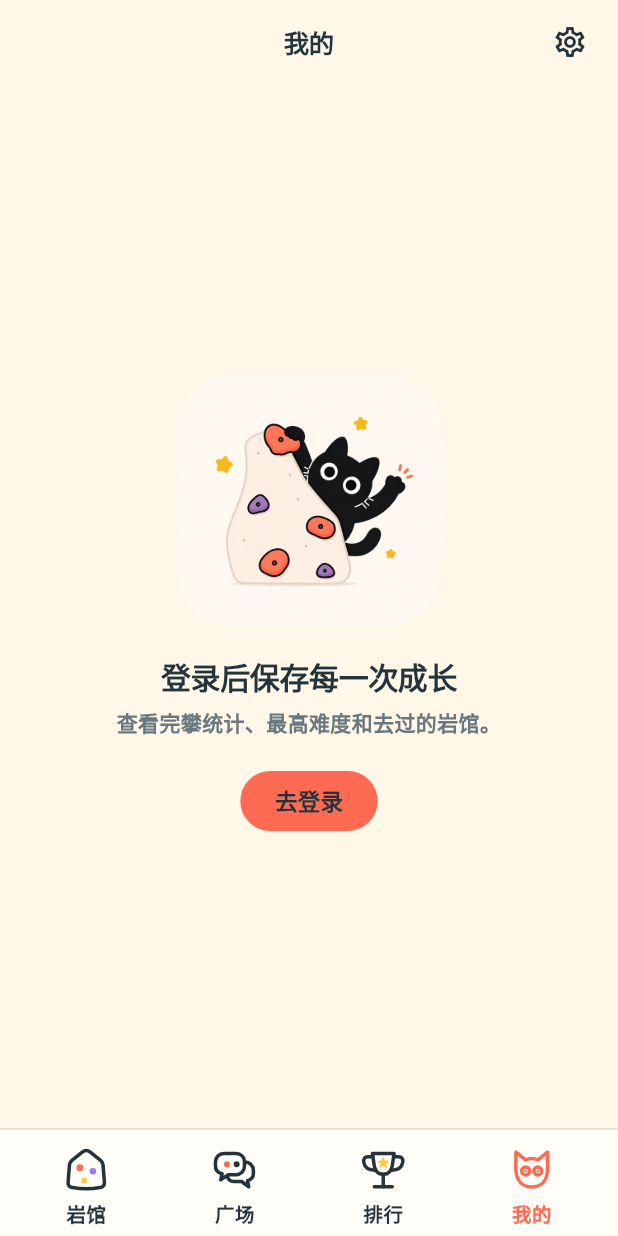
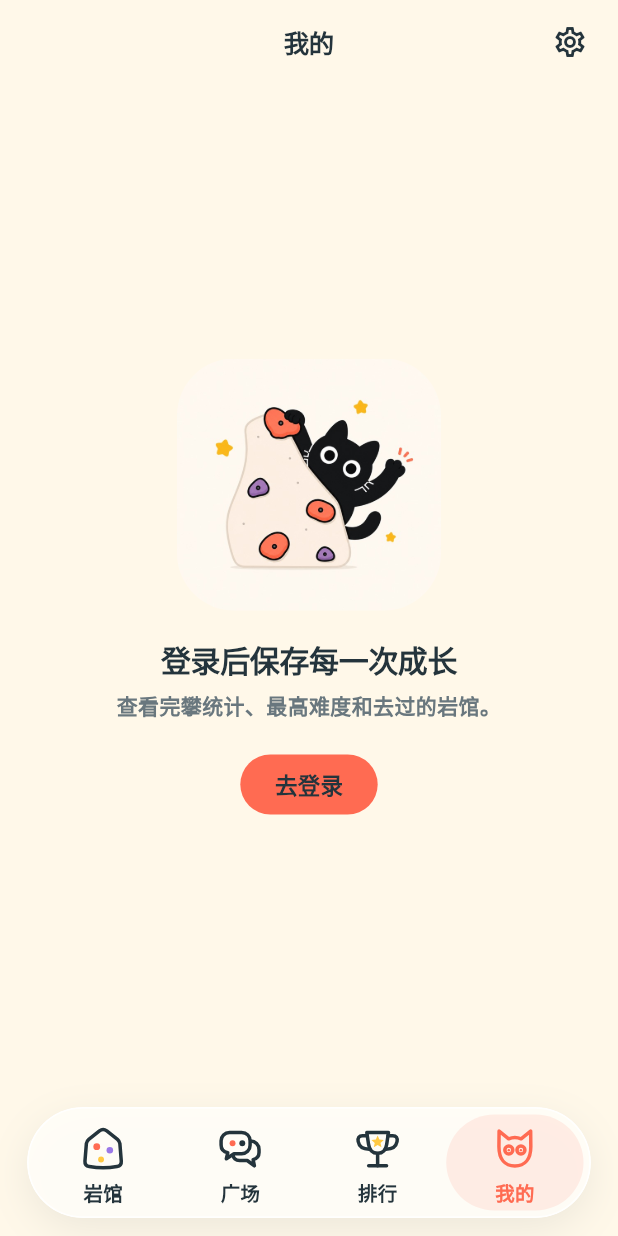
Before and after one commit to song-ouyang/panyan, a Flutter app: the ProfileScreen screen opened by its route, on a phone screen of 412 x 824 dp. Run offline on Flutter 3.47's test engine with Material 3 defaults, Android fonts, the phone set to English and light mode, and no system bars; our stand-ins replace audioplayers, dio, flutter_secure_storage, geocoding, geolocator, go_router and 7 more; missing offline and left inert: mobile_scanner, v_video_compressor; accounts and stored records are empty; network calls fail.

Commit message:
feat: add performant floating bottom navigation

```diff
--- a/flutter_app/lib/features/profile/profile_screen.dart
+++ b/flutter_app/lib/features/profile/profile_screen.dart
@@ -139,8 +139,12 @@ class _ProfileScreenState extends State<ProfileScreen> {
       );
     }
     if (_error != null) {
-      return Center(
+      return SafeArea(
         key: const ValueKey('error'),
+        top: false,
+        child: Center(
+          child: SingleChildScrollView(
+            padding: const EdgeInsets.all(24),
             child: Column(
               mainAxisSize: MainAxisSize.min,
               children: [
@@ -154,12 +158,18 @@ class _ProfileScreenState extends State<ProfileScreen> {
                 TextButton(onPressed: _load, child: const Text('重新加载')),
               ],
             ),
+          ),
+        ),
       );
     }
     final profile = _profile;
     if (profile == null) {
-      return Center(
+      return SafeArea(
         key: const ValueKey('profile-empty-fallback'),
+        top: false,
+        child: Center(
+          child: SingleChildScrollView(
+            padding: const EdgeInsets.all(24),
             child: Column(
               mainAxisSize: MainAxisSize.min,
               children: [
@@ -176,13 +186,20 @@ class _ProfileScreenState extends State<ProfileScreen> {
                 TextButton(onPressed: _load, child: const Text('重新加载')),
               ],
             ),
+          ),
+        ),
       );
     }
     return RefreshIndicator(
       key: ValueKey(profile.user.id),
       onRefresh: _load,
       child: ListView(
-        padding: const EdgeInsets.fromLTRB(20, 10, 20, 24),
+        padding: EdgeInsets.fromLTRB(
+          20,
+          10,
+          20,
+          24 + MediaQuery.paddingOf(context).bottom,
+        ),
         children: [
           _ProfileHeader(profile: profile, onEdit: _openProfileEditor),
           const SizedBox(height: 12),
@@ -715,8 +732,10 @@ class _SignedOut extends StatelessWidget {
   const _SignedOut({super.key});
   @override
   Widget build(BuildContext context) {
-    return Center(
-      child: Padding(
+    return SafeArea(
+      top: false,
+      child: Center(
+        child: SingleChildScrollView(
           padding: const EdgeInsets.all(32),
           child: Column(
             mainAxisSize: MainAxisSize.min,
@@ -747,6 +766,7 @@ class _SignedOut extends StatelessWidget {
             ],
           ),
         ),
+      ),
     );
   }
 }
--- a/flutter_app/lib/features/shell/wanpan_shell.dart
+++ b/flutter_app/lib/features/shell/wanpan_shell.dart
@@ -21,10 +21,13 @@ class WanpanShell extends StatelessWidget {
 
   @override
   Widget build(BuildContext context) => Scaffold(
+    extendBody: true,
     body: navigationShell,
-    bottomNavigationBar: WanpanBottomNavigation(
-      currentIndex: navigationShell.currentIndex,
-      onSelected: _select,
-    ),
+    bottomNavigationBar: MediaQuery.viewInsetsOf(context).bottom > 0
+        ? null
+        : WanpanBottomNavigation(
+            currentIndex: navigationShell.currentIndex,
+            onSelected: _select,
+          ),
   );
 }
--- a/flutter_app/lib/shared/widgets/wanpan_bottom_navigation.dart
+++ b/flutter_app/lib/shared/widgets/wanpan_bottom_navigation.dart
@@ -18,6 +18,8 @@ class WanpanBottomNavigation extends StatelessWidget {
   final int currentIndex;
   final ValueChanged<int> onSelected;
 
+  static const _selectionDuration = Duration(milliseconds: 180);
+  static const _radius = BorderRadius.all(Radius.circular(48));
   static const _items = [
     (kind: WanpanTabIconKind.gym, label: '岩馆'),
     (kind: WanpanTabIconKind.feed, label: '广场'),
@@ -28,21 +30,90 @@ class WanpanBottomNavigation extends StatelessWidget {
   @override
   Widget build(BuildContext context) {
     assert(currentIndex >= 0 && currentIndex < _items.length);
-    return DecoratedBox(
+    final highContrast = MediaQuery.highContrastOf(context);
+    final direction = Directionality.of(context) == TextDirection.rtl ? -1 : 1;
+    return SafeArea(
+      top: false,
+      minimum: const EdgeInsets.fromLTRB(18, 0, 18, 12),
+      child: Padding(
+        padding: const EdgeInsets.only(top: 8),
+        // Scrolling content must not invalidate the floating surface's paint.
+        child: RepaintBoundary(
+          child: DecoratedBox(
             decoration: const BoxDecoration(
-        color: WanpanColors.surface,
-        border: Border(top: BorderSide(color: WanpanColors.border)),
+              borderRadius: _radius,
+              boxShadow: [
+                BoxShadow(
+                  color: Color(0x1824343C),
+                  offset: Offset(0, 8),
+                  blurRadius: 24,
+                  spreadRadius: -2,
                 ),
-      child: SafeArea(
-        top: false,
+              ],
+            ),
+            child: ClipRRect(
+              key: const ValueKey('wanpan-bottom-navigation-surface'),
+              borderRadius: _radius,
+              child: DecoratedBox(
+                decoration: BoxDecoration(
+                  // A dense translucent tint keeps text legible without a
+                  // backdrop blur pass every time the page scrolls beneath it.
+                  color: WanpanColors.surface.withValues(
+                    alpha: highContrast ? 1 : .96,
+                  ),
+                  borderRadius: _radius,
+                  border: Border.all(
+                    color: highContrast
+                        ? WanpanColors.muted
+                        : Colors.white.withValues(alpha: .9),
+                    width: 1.2,
+                  ),
+                ),
                 child: SizedBox(
                   height: math.max(
-            72,
+                    74,
                     53 + MediaQuery.textScalerOf(context).scale(13) * 1.2,
                   ),
                   child: Padding(
-            padding: const EdgeInsets.fromLTRB(8, 5, 8, 3),
-            child: Row(
+                    padding: const EdgeInsets.all(5),
+                    child: Stack(
+                      fit: StackFit.expand,
+                      children: [
+                        RepaintBoundary(
+                          child: Align(
+                            alignment: AlignmentDirectional.centerStart,
+                            child: FractionallySizedBox(
+                              widthFactor: 1 / _items.length,
+                              heightFactor: 1,
+                              // Translation changes paint only; the four tab
+                              // cells and labels keep their layout throughout.
+                              child: AnimatedSlide(
+                                offset: Offset(
+                                  direction * currentIndex.toDouble(),
+                                  0,
+                                ),
+                                duration: WanpanMotion.duration(
+                                  context,
+                                  _selectionDuration,
+                                ),
+                                curve: WanpanMotion.curve(context),
+                                child: DecoratedBox(
+                                  key: const ValueKey(
+                                    'wanpan-bottom-navigation-selection',
+                                  ),
+                                  decoration: BoxDecoration(
+                                    color: WanpanColors.coral.withValues(
+                                      alpha: highContrast ? .18 : .11,
+                                    ),
+                                    borderRadius: _radius,
+                                  ),
+                                ),
+                              ),
+                            ),
+                          ),
+                        ),
+                        Row(
+                          crossAxisAlignment: CrossAxisAlignment.stretch,
                           children: [
                             for (var index = 0; index < _items.length; index++)
                               Expanded(
@@ -55,6 +126,12 @@ class WanpanBottomNavigation extends StatelessWidget {
                                 ),
                               ),
                           ],
+                        ),
+                      ],
+                    ),
+                  ),
+                ),
+              ),
             ),
           ),
         ),
@@ -79,7 +156,7 @@ class _WanpanBottomTab extends StatelessWidget {
 
   @override
   Widget build(BuildContext context) {
-    final duration = WanpanMotion.duration(context, WanpanMotion.selection);
+    final foreground = selected ? WanpanColors.coral : WanpanColors.ink;
     return Semantics(
       container: true,
       button: true,
@@ -87,32 +164,19 @@ class _WanpanBottomTab extends StatelessWidget {
       label: label,
       onTap: onTap,
       child: ExcludeSemantics(
+        child: RepaintBoundary(
           child: WanpanPressable(
             onTap: onTap,
             pressedScale: .965,
             pressedOffset: 1,
             borderRadius: BorderRadius.circular(WanpanRadii.large),
-          child: TweenAnimationBuilder<double>(
-            tween: Tween(end: selected ? 1 : 0),
-            duration: duration,
-            curve: WanpanMotion.curve(context),
-            builder: (context, selection, _) {
-              final foreground = Color.lerp(
-                WanpanColors.ink,
-                WanpanColors.coral,
-                selection,
-              )!;
-              return Column(
+            child: Column(
               mainAxisAlignment: MainAxisAlignment.center,
               children: [
                 SizedBox(
                   height: 38,
                   child: Center(
-                      child: WanpanTabIcon(
-                        kind: kind,
-                        color: foreground,
-                        selection: selection,
-                      ),
+                    child: WanpanTabIcon(kind: kind, color: foreground),
                   ),
                 ),
                 const SizedBox(height: 3),
@@ -121,23 +185,14 @@ class _WanpanBottomTab extends StatelessWidget {
                   maxLines: 1,
                   overflow: TextOverflow.clip,
                   style: TextStyle(
-                      color: Color.lerp(
-                        WanpanColors.ink,
-                        WanpanColors.coral,
-                        selection,
-                      ),
+                    color: foreground,
                     fontSize: 13,
                     height: 1.2,
-                      fontWeight: FontWeight.lerp(
-                        FontWeight.w700,
-                        FontWeight.w800,
-                        selection,
-                      ),
+                    fontWeight: FontWeight.w700,
                   ),
                 ),
               ],
-              );
-            },
+            ),
           ),
         ),
       ),
@@ -146,40 +201,25 @@ class _WanpanBottomTab extends StatelessWidget {
 }
 
 class WanpanTabIcon extends StatelessWidget {
-  const WanpanTabIcon({
-    required this.kind,
-    required this.color,
-    this.selection = 0,
-    super.key,
-  });
+  const WanpanTabIcon({required this.kind, required this.color, super.key});
 
   final WanpanTabIconKind kind;
   final Color color;
-  final double selection;
 
   @override
   Widget build(BuildContext context) => RepaintBoundary(
     child: CustomPaint(
       size: const Size.square(34),
-      painter: _WanpanTabIconPainter(
-        kind: kind,
-        color: color,
-        selection: selection,
-      ),
+      painter: _WanpanTabIconPainter(kind: kind, color: color),
     ),
   );
 }
 
 class _WanpanTabIconPainter extends CustomPainter {
-  const _WanpanTabIconPainter({
-    required this.kind,
-    required this.color,
-    required this.selection,
-  });
+  const _WanpanTabIconPainter({required this.kind, required this.color});
 
   final WanpanTabIconKind kind;
   final Color color;
-  final double selection;
 
   Paint get _stroke => Paint()
     ..color = color
@@ -358,7 +398,5 @@ class _WanpanTabIconPainter extends CustomPainter {
 
   @override
   bool shouldRepaint(_WanpanTabIconPainter oldDelegate) =>
-      oldDelegate.kind != kind ||
-      oldDelegate.color != color ||
-      oldDelegate.selection != selection;
+      oldDelegate.kind != kind || oldDelegate.color != color;
 }
```
Also changed, not shown: flutter_app/lib/features/feed/feed_screen.dart (+12 -3 lines), flutter_app/lib/features/gyms/gyms_screen.dart (+42 -11 lines), flutter_app/lib/features/ranking/ranking_screen.dart (+29 -6 lines), 4 other files. Lines whose indentation alone changed are shown as unchanged.
